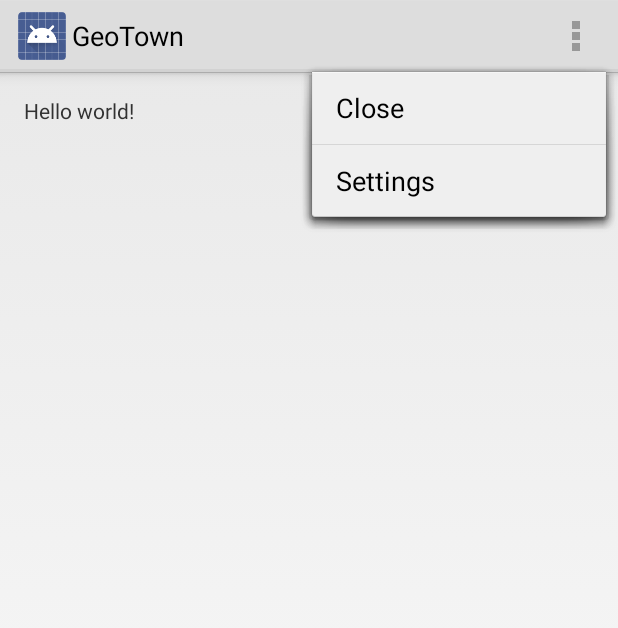
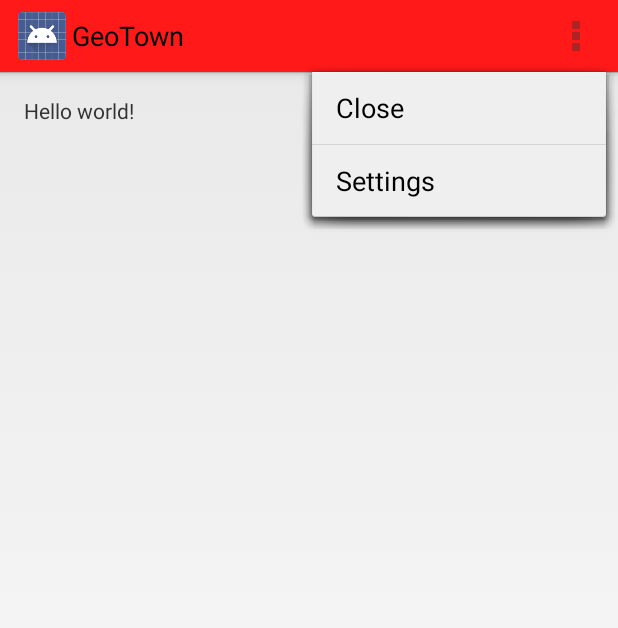
Before and after one commit to HappyCarl/geotown.android, an Android app: the screen it shows after launch (StartActivity), with the options menu open, on a phone screen of 412 x 824 dp. Shown: the top 628 px of the screen. Run offline under Robolectric (Android 15) with nearby library versions, the phone set to English and light mode, and no system bars.

Commit message:
Tinted ActionBar red.

```diff
--- a/app/src/main/res/values/styles.xml
+++ b/app/src/main/res/values/styles.xml
@@ -2,7 +2,11 @@
 
     <!-- Base application theme. -->
     <style name="AppTheme" parent="android:Theme.Holo.Light">
-        <!-- Customize your theme here. -->
+        <item name="android:actionBarStyle">@style/GeoTownActionBar</item>
+    </style>
+
+    <style name="GeoTownActionBar" parent="@android:style/Widget.Holo.Light.ActionBar">
+        <item name="android:background">#FF1919</item>
     </style>
 
 </resources>
```
